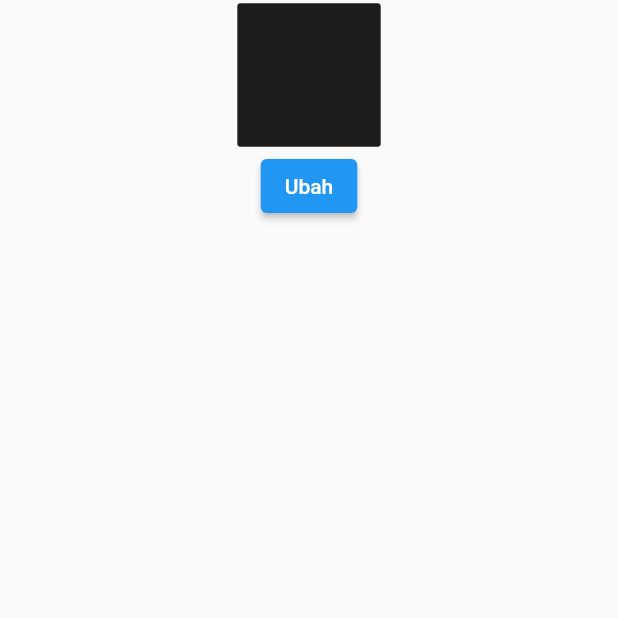
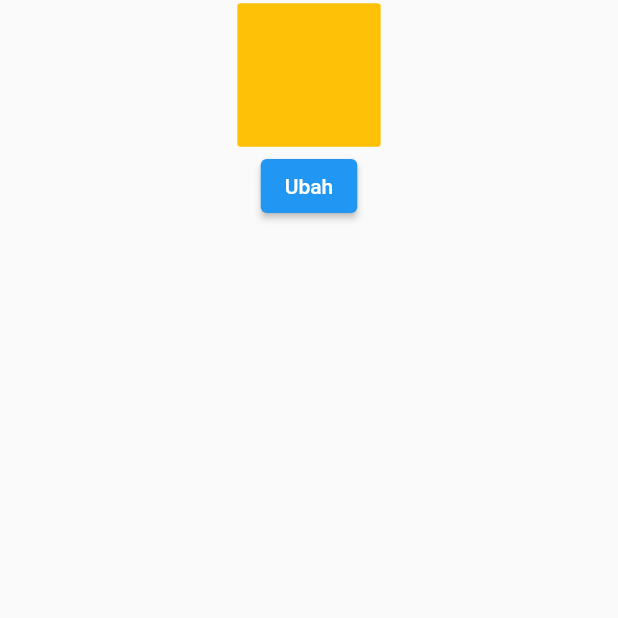
Before and after one commit to xharp/bookreviewr_app, a Flutter app: the AddReviewScreen screen opened directly, after a tap on "Ubah", on a phone screen of 412 x 824 dp, the top half of it. Run offline on Flutter 3.47's test engine with Material 2 defaults, Android fonts, the phone set to English and light mode, and no system bars.

```diff
--- a/lib/iu/add_review_screen.dart
+++ b/lib/iu/add_review_screen.dart
@@ -8,15 +8,6 @@ double randomBorderRadius(){
 
 double randomMargin(){
   return Random().nextDouble() * 20;
-}
-
-Color randomColor() {
-  return Color.fromARGB(
-    255,
-    Random().nextInt(256),
-    Random().nextInt(256),
-    Random().nextInt(256),
-  );
 }
 
 class AddReviewScreen extends StatefulWidget {
@@ -34,7 +25,6 @@ class _AddReviewScreenState extends State<AddReviewScreen> {
   void initState() {
     borderRadius = randomBorderRadius();
     margin = randomMargin();
-    color = randomColor();
 
   }
 
@@ -42,7 +32,6 @@ class _AddReviewScreenState extends State<AddReviewScreen> {
     setState(() {
     borderRadius = randomBorderRadius();
     margin = randomMargin();
-    color = randomColor();
     });
   }
 
@@ -61,7 +50,7 @@ class _AddReviewScreenState extends State<AddReviewScreen> {
                   curve: Curves.bounceIn,
                   margin: EdgeInsets.all(margin),
                   decoration: BoxDecoration(
-                    color: color,
+                    color: Colors.amber,
                     borderRadius: BorderRadius.circular(borderRadius)
                   ),
                 ),
```
Also changed, not shown: lib/iu/library_screen.dart (+11 -1 lines).
